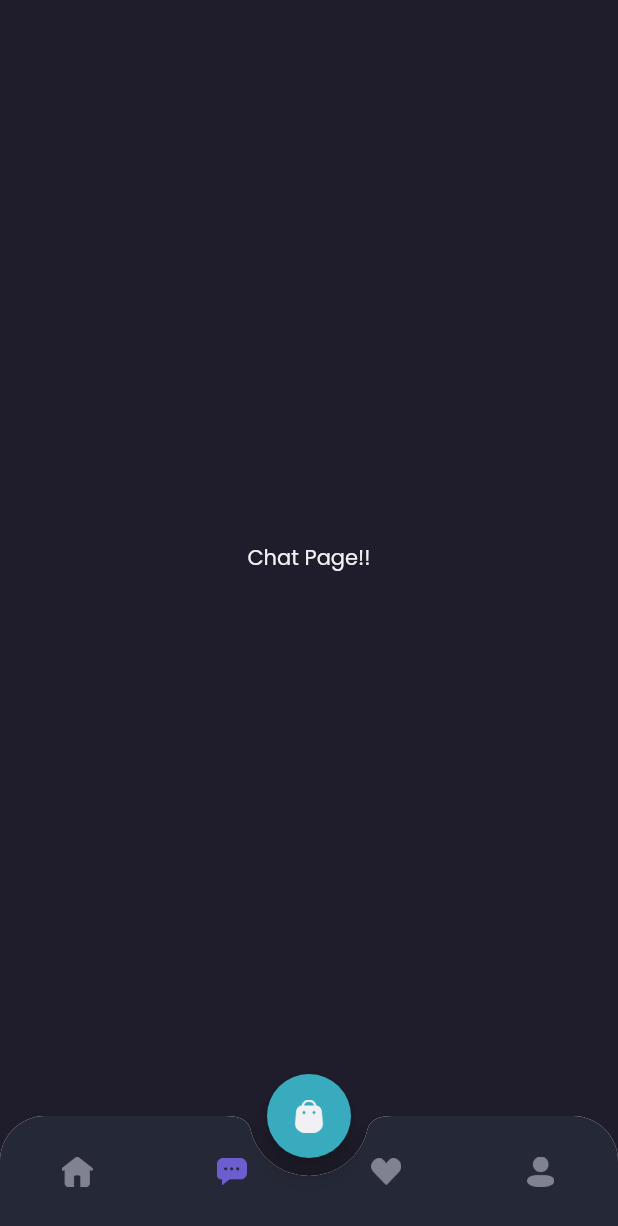
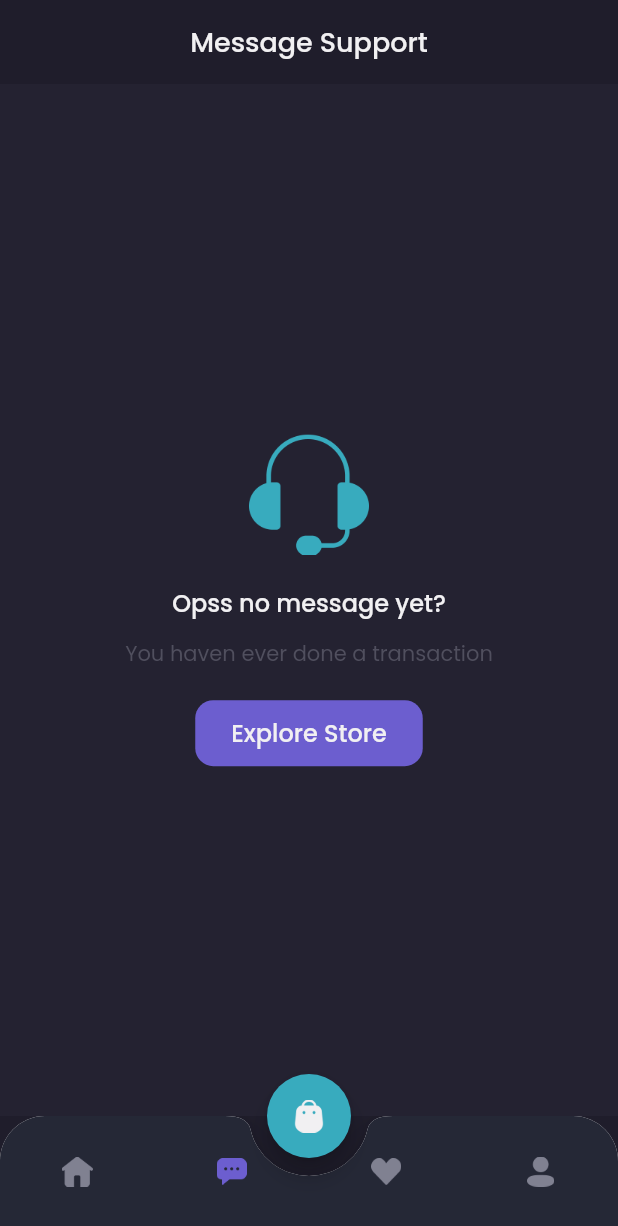
Before and after one commit to depri11/flutter_shamo, a Flutter app: the MainPage screen opened by its route, item 2 of the bottom bar chosen, on a phone screen of 412 x 824 dp. Shown: the top 1226 px of the screen. Run offline on Flutter 3.47's test engine with Material 2 defaults, Android fonts, the phone set to English and light mode, and no system bars; our stand-ins replace google_fonts.

Commit message:
empty chat

```diff
--- a/lib/pages/home/chat_page.dart
+++ b/lib/pages/home/chat_page.dart
@@ -4,13 +4,85 @@ import 'package:shamo/theme.dart';
 class ChatPage extends StatelessWidget {
   @override
   Widget build(BuildContext context) {
-    return Container(
-        child: Center(
-      child: Text(
-        'Chat Page!!',
-        style: primaryTextStyle
+    Widget header() {
+      return AppBar(
+        backgroundColor: backgroundColor1,
+        centerTitle: true,
+        title: Text('Message Support',
+            style: primaryTextStyle.copyWith(
+              fontSize: 18,
+              fontWeight: medium,
+            )),
+        elevation: 0,
+        automaticallyImplyLeading: false,
+      );
+    }
 
-      ),
-    ));
+    Widget content() {
+      return Expanded(
+        child: Container(
+          width: double.infinity,
+          color: backgroundColor3,
+          child: Column(
+            mainAxisAlignment: MainAxisAlignment.center,
+            children: [
+              Image.asset(
+                'assets/icon_headset.png',
+                width: 80,
+              ),
+              SizedBox(
+                height: 20,
+              ),
+              Text(
+                'Opss no message yet?',
+                style: primaryTextStyle.copyWith(
+                  fontSize: 16,
+                  fontWeight: medium,
+                ),
+              ),
+              SizedBox(
+                height: 12,
+              ),
+              Text(
+                'You haven ever done a transaction',
+                style: subtitleTextStyle,
+              ),
+              SizedBox(
+                height: 20,
+              ),
+              Container(
+                height: 44,
+                child: TextButton(
+                  onPressed: () {},
+                  style: TextButton.styleFrom(
+                      padding: EdgeInsets.symmetric(
+                        horizontal: 24,
+                        vertical: 10,
+                      ),
+                      backgroundColor: primaryColor,
+                      shape: RoundedRectangleBorder(
+                        borderRadius: BorderRadius.circular(12),
+                      )),
+                  child: Text(
+                    'Explore Store',
+                    style: primaryTextStyle.copyWith(
+                      fontSize: 16,
+                      fontWeight: medium,
+                    ),
+                  ),
+                ),
+              ),
+            ],
+          ),
+        ),
+      );
+    }
+
+    return Column(
+      children: [
+        header(),
+        content(),
+      ],
+    );
   }
 }
--- a/lib/widgets/product_tile.dart
+++ b/lib/widgets/product_tile.dart
@@ -49,7 +49,9 @@ class ProductTile extends StatelessWidget {
                 ),
                 Text(
                   '\$87.87',
-                  style: priceTextStyle,
+                  style: priceTextStyle.copyWith(
+                    fontWeight: medium,
+                  ),
                 ),
               ],
             ),
```
Also changed, not shown: assets/icon_headset.png (added).
